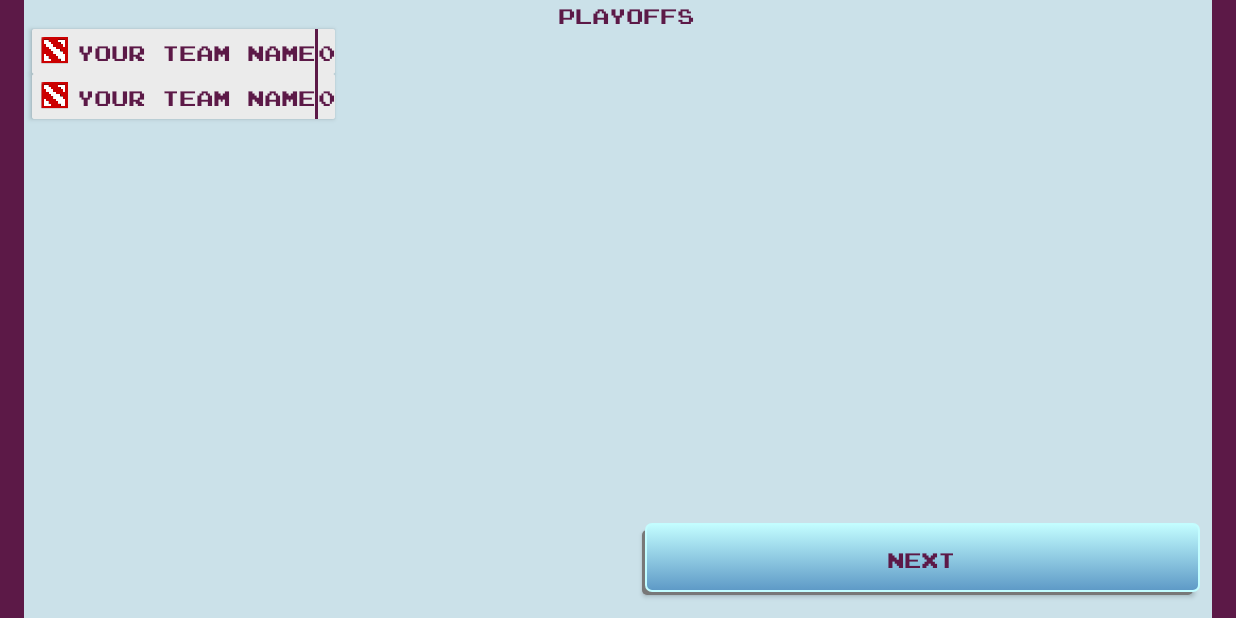
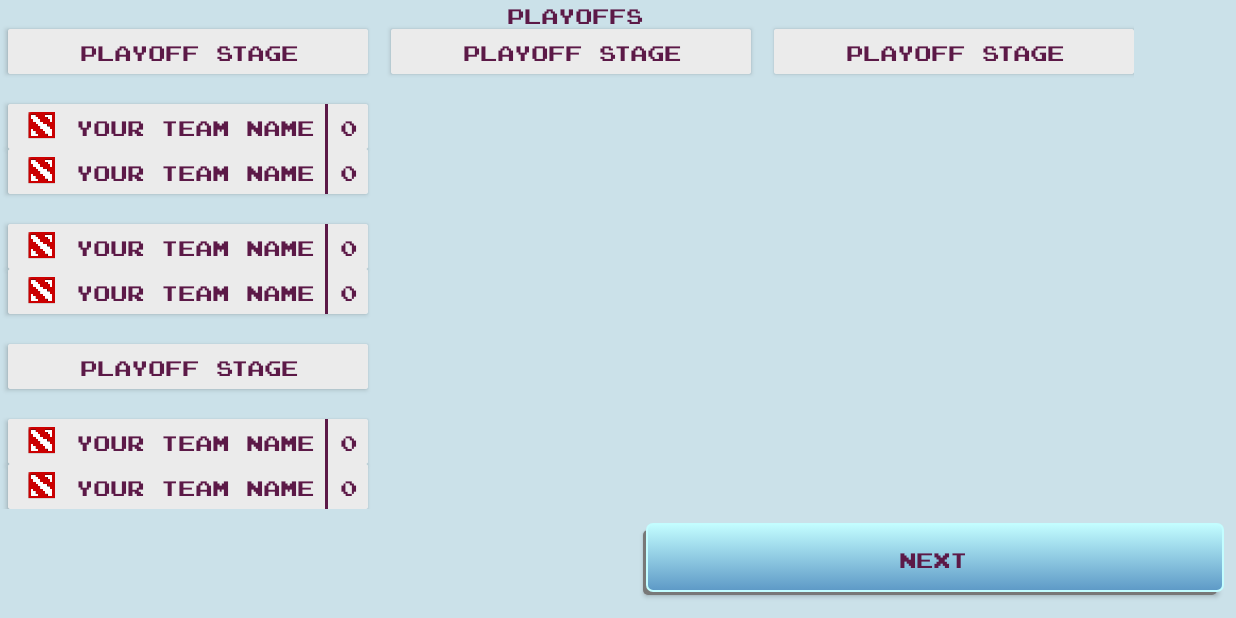
Before and after one commit to Miklesam/ProjectTiger, an Android app: the fragment ClosedQuali placed in its activity, on a phone screen of 824 x 412 dp (held sideways). Run offline under Robolectric (Android 15) with nearby library versions, the phone set to English and light mode, and no system bars; our stand-ins replace Room's generated code.

Commit message:
playoff layout

```diff
--- a/app/src/main/res/layout/closed_playoff_layout.xml
+++ b/app/src/main/res/layout/closed_playoff_layout.xml
@@ -1,7 +1,19 @@
 <?xml version="1.0" encoding="utf-8"?>
-<androidx.constraintlayout.widget.ConstraintLayout xmlns:android="http://schemas.android.com/apk/res/android"
+<androidx.core.widget.NestedScrollView xmlns:android="http://schemas.android.com/apk/res/android"
     xmlns:app="http://schemas.android.com/apk/res-auto"
     android:layout_width="match_parent"
+    android:layout_height="match_parent"
+    android:orientation="horizontal"
+    android:background="@color/fon"
+    android:scrollbars="none">
+
+    <HorizontalScrollView
+        android:layout_width="wrap_content"
+        android:layout_height="match_parent"
+        android:scrollbars="none">
+
+        <androidx.constraintlayout.widget.ConstraintLayout
+            android:layout_width="wrap_content"
             android:layout_height="match_parent"
             android:background="@color/fon">
 
@@ -16,23 +28,109 @@
                 app:layout_constraintStart_toStartOf="parent"
                 app:layout_constraintTop_toTopOf="parent" />
 
+
             <include
-        android:id="@+id/team1"
+                android:id="@+id/semifinal"
+                layout="@layout/closed_playoff_stage_layout"
+                android:layout_width="240dp"
+                android:layout_height="30dp"
                 android:layout_marginStart="5dp"
-        layout="@layout/closed_playoff_team_layout"
-        android:layout_width="wrap_content"
-        android:layout_height="30dp"
                 app:layout_constraintStart_toStartOf="parent"
                 app:layout_constraintTop_toBottomOf="@+id/groupA" />
 
             <include
+                android:id="@+id/uperfinal"
+                layout="@layout/closed_playoff_stage_layout"
+                android:layout_width="240dp"
+                android:layout_height="30dp"
+                android:layout_marginStart="15dp"
+                app:layout_constraintStart_toEndOf="@+id/semifinal"
+                app:layout_constraintTop_toBottomOf="@+id/groupA" />
+
+            <include
+                android:id="@+id/qualifoed"
+                layout="@layout/closed_playoff_stage_layout"
+                android:layout_width="240dp"
+                android:layout_height="30dp"
+                android:layout_marginStart="15dp"
+                app:layout_constraintStart_toEndOf="@+id/uperfinal"
+                app:layout_constraintTop_toBottomOf="@+id/groupA" />
+
+            <include
+                android:id="@+id/team1"
+                layout="@layout/closed_playoff_team_layout"
+                android:layout_width="240dp"
+                android:layout_height="30dp"
+                android:layout_marginStart="5dp"
+                android:layout_marginTop="20dp"
+                app:layout_constraintStart_toStartOf="parent"
+                app:layout_constraintTop_toBottomOf="@+id/semifinal" />
+
+            <include
                 android:id="@+id/team2"
+                layout="@layout/closed_playoff_team_layout"
+                android:layout_width="240dp"
+                android:layout_height="30dp"
                 android:layout_marginStart="5dp"
-        layout="@layout/closed_playoff_team_layout"
-        android:layout_width="wrap_content"
-        android:layout_height="30dp"
                 app:layout_constraintStart_toStartOf="parent"
                 app:layout_constraintTop_toBottomOf="@+id/team1" />
 
+            <include
+                android:id="@+id/team3"
+                layout="@layout/closed_playoff_team_layout"
+                android:layout_width="240dp"
+                android:layout_height="30dp"
+                android:layout_marginStart="5dp"
+                android:layout_marginTop="20dp"
+                app:layout_constraintStart_toStartOf="parent"
+                app:layout_constraintTop_toBottomOf="@+id/team2" />
+
+            <include
+                android:id="@+id/team4"
+                layout="@layout/closed_playoff_team_layout"
+                android:layout_width="240dp"
+                android:layout_height="30dp"
+                android:layout_marginStart="5dp"
+                app:layout_constraintStart_toStartOf="parent"
+                app:layout_constraintTop_toBottomOf="@+id/team3" />
+
+            <include
+                android:id="@+id/play2"
+                layout="@layout/closed_playoff_stage_layout"
+                android:layout_width="240dp"
+                android:layout_height="30dp"
+                android:layout_marginStart="5dp"
+                android:layout_marginTop="20dp"
+                app:layout_constraintStart_toStartOf="parent"
+                app:layout_constraintTop_toBottomOf="@+id/team4" />
+
+
+            <include
+                android:id="@+id/team5"
+                layout="@layout/closed_playoff_team_layout"
+                android:layout_width="240dp"
+                android:layout_height="30dp"
+                android:layout_marginStart="5dp"
+                android:layout_marginTop="20dp"
+                app:layout_constraintStart_toStartOf="parent"
+                app:layout_constraintTop_toBottomOf="@+id/play2" />
+
+            <include
+                android:id="@+id/team6"
+                layout="@layout/closed_playoff_team_layout"
+                android:layout_width="240dp"
+                android:layout_height="30dp"
+                android:layout_marginStart="5dp"
+                app:layout_constraintStart_toStartOf="parent"
+                app:layout_constraintTop_toBottomOf="@+id/team5"
+                />
+
+
+
 
         </androidx.constraintlayout.widget.ConstraintLayout>
+
+
+    </HorizontalScrollView>
+
+</androidx.core.widget.NestedScrollView>
--- /dev/null
+++ b/app/src/main/res/layout/closed_playoff_stage_layout.xml
@@ -0,0 +1,26 @@
+<?xml version="1.0" encoding="utf-8"?>
+<androidx.cardview.widget.CardView xmlns:android="http://schemas.android.com/apk/res/android"
+    xmlns:app="http://schemas.android.com/apk/res-auto"
+    android:layout_width="240dp"
+    android:layout_height="30dp"
+    android:elevation="5dp"
+    android:orientation="vertical">
+
+    <LinearLayout
+        android:layout_width="match_parent"
+        android:layout_height="match_parent"
+        android:background="@color/light_grey">
+
+        <TextView
+            android:id="@+id/teamName"
+            android:layout_width="match_parent"
+            android:layout_height="match_parent"
+            android:text="Playoff Stage"
+            android:gravity="center"
+            android:textColor="@color/textMain"
+            app:layout_constraintTop_toTopOf="parent" />
+
+    </LinearLayout>
+
+
+</androidx.cardview.widget.CardView>
--- a/app/src/main/res/layout/fragment_closed_quali.xml
+++ b/app/src/main/res/layout/fragment_closed_quali.xml
@@ -2,9 +2,7 @@
     xmlns:app="http://schemas.android.com/apk/res-auto"
     android:layout_width="match_parent"
     android:layout_height="match_parent"
-    android:background="@color/colorAccent"
-    android:paddingLeft="16dp"
-    android:paddingRight="16dp">
+    android:background="@color/colorAccent">
 
 
     <LinearLayout
```
Lines whose indentation alone changed are shown as unchanged.
